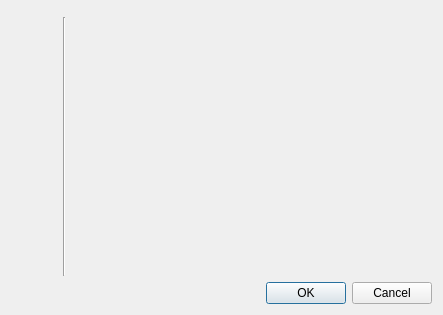
This is res/ui/preferences.ui in duniter/sakia as Qt 5 draws it before an edit. The edited form follows.
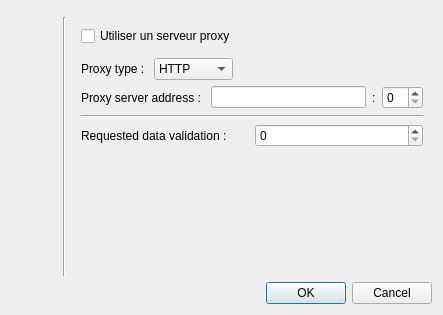
This is the edited form. The open tabs and pages were chosen to show the change. Icons and pictures are not drawn.

Commit message: Adding network preferences

Diff of the .ui file:
```diff
--- a/res/ui/preferences.ui
+++ b/res/ui/preferences.ui
@@ -280,7 +280,116 @@
          </item>
         </layout>
        </widget>
-       <widget class="QWidget" name="page_3"/>
+       <widget class="QWidget" name="page_3">
+        <layout class="QVBoxLayout" name="verticalLayout_3">
+         <item>
+          <widget class="QCheckBox" name="checkbox_proxy">
+           <property name="text">
+            <string>Utiliser un serveur proxy</string>
+           </property>
+          </widget>
+         </item>
+         <item>
+          <layout class="QHBoxLayout" name="horizontalLayout_11">
+           <property name="topMargin">
+            <number>6</number>
+           </property>
+           <item>
+            <widget class="QLabel" name="label_8">
+             <property name="text">
+              <string>Proxy type : </string>
+             </property>
+            </widget>
+           </item>
+           <item>
+            <widget class="QComboBox" name="combox_proxytype">
+             <item>
+              <property name="text">
+               <string>HTTP</string>
+              </property>
+             </item>
+             <item>
+              <property name="text">
+               <string>SOCKS5</string>
+              </property>
+             </item>
+            </widget>
+           </item>
+           <item>
+            <spacer name="horizontalSpacer_4">
+             <property name="orientation">
+              <enum>Qt::Horizontal</enum>
+             </property>
+             <property name="sizeHint" stdset="0">
+              <size>
+               <width>40</width>
+               <height>20</height>
+              </size>
+             </property>
+            </spacer>
+           </item>
+          </layout>
+         </item>
+         <item>
+          <layout class="QHBoxLayout" name="horizontalLayout_9">
+           <item>
+            <widget class="QLabel" name="label_6">
+             <property name="text">
+              <string>Proxy server address : </string>
+             </property>
+            </widget>
+           </item>
+           <item>
+            <widget class="QLineEdit" name="edit_proxy_address"/>
+           </item>
+           <item>
+            <widget class="QLabel" name="label_2">
+             <property name="text">
+              <string>:</string>
+             </property>
+            </widget>
+           </item>
+           <item>
+            <widget class="QSpinBox" name="spinbox_proxy_port"/>
+           </item>
+          </layout>
+         </item>
+         <item>
+          <widget class="Line" name="line_4">
+           <property name="orientation">
+            <enum>Qt::Horizontal</enum>
+           </property>
+          </widget>
+         </item>
+         <item>
+          <layout class="QHBoxLayout" name="horizontalLayout_10">
+           <item>
+            <widget class="QLabel" name="label_7">
+             <property name="text">
+              <string>Requested data validation : </string>
+             </property>
+            </widget>
+           </item>
+           <item>
+            <widget class="QSpinBox" name="spinbox_data_validation"/>
+           </item>
+          </layout>
+         </item>
+         <item>
+          <spacer name="verticalSpacer_3">
+           <property name="orientation">
+            <enum>Qt::Vertical</enum>
+           </property>
+           <property name="sizeHint" stdset="0">
+            <size>
+             <width>20</width>
+             <height>40</height>
+            </size>
+           </property>
+          </spacer>
+         </item>
+        </layout>
+       </widget>
       </widget>
      </item>
     </layout>
```
The commit also changes 2 other files.
